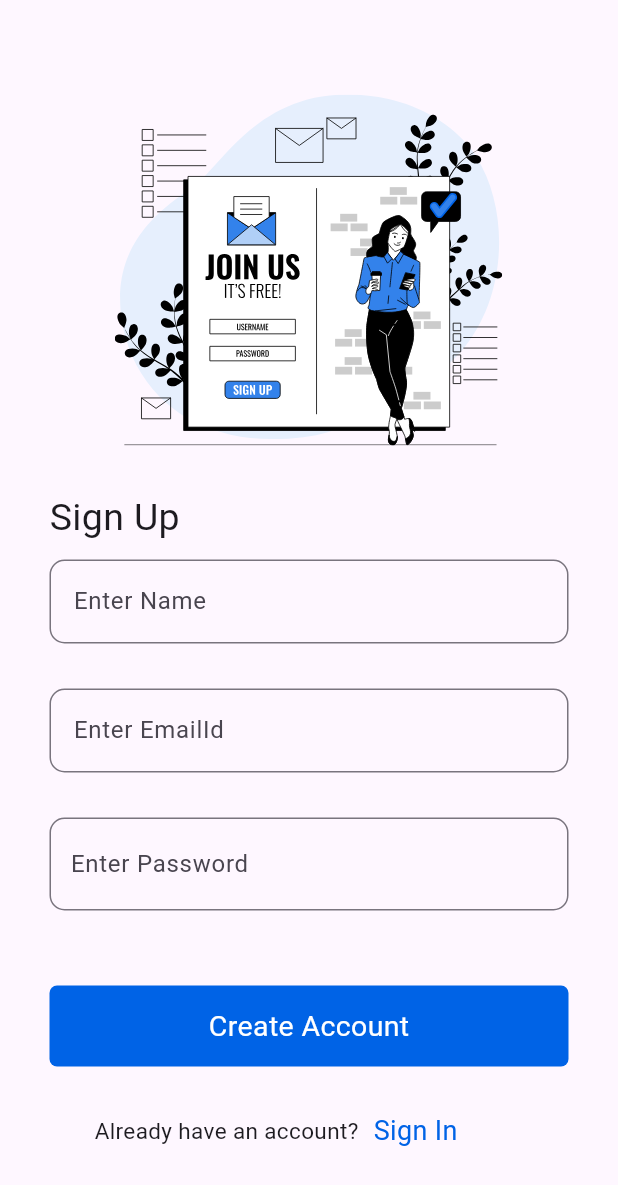
After one commit to aviekhande/counterapp, a Flutter app: the screen it shows after launch, after a tap on "Login", after a tap on "Sign Up", on a phone screen of 412 x 824 dp. The commit adds this screen. Shown: the top 1185 px of the screen. Run offline on Flutter 3.47's test engine with Material 3 defaults, Android fonts, the phone set to English and light mode, and no system bars; our stand-ins replace auto_route, bloc, cloud_firestore, connectivity_plus, dio, equatable and 9 more; accounts and stored records are empty; generated files the repository leaves out were written again; network calls fail.

Commit message:
add google login

```diff
--- a/lib/configs/routes/routes.dart
+++ b/lib/configs/routes/routes.dart
@@ -7,7 +7,9 @@ class AppRouter extends $AppRouter {
  RouteType get defaultRouteType =>const RouteType.adaptive();
   @override
   List<AutoRoute> get routes => [
-    AutoRoute(page: HomeScreenRoute.page,path: "/"),
+     AutoRoute(page: LoginScreenRoute.page, path: "/"),
+     AutoRoute(page: SignUpScreenRoute.page, ),
+    AutoRoute(page: HomeScreenRoute.page),
     AutoRoute(page: ProductScreenRoute.page),
     AutoRoute(page: WishListScreenRoute.page),
   ];
--- a/lib/configs/routes/routes_import.dart
+++ b/lib/configs/routes/routes_import.dart
@@ -1,3 +1,5 @@
 import 'package:auto_route/auto_route.dart';
+import 'package:counterapp/features/auth/presentation/pages/login_screen.dart';
+import 'package:counterapp/features/auth/presentation/pages/signup_screen.dart';
 import "routes_import.gr.dart";
 part 'routes.dart';
--- /dev/null
+++ b/lib/features/auth/domain/usecases/authentication.dart
@@ -0,0 +1,66 @@
+import 'package:cloud_firestore/cloud_firestore.dart';
+import 'package:firebase_auth/firebase_auth.dart';
+import 'package:google_sign_in/google_sign_in.dart';
+
+class AuthMethod {
+  // final FirebaseFirestore _firestore = FirebaseFirestore.instance;
+  final FirebaseAuth _auth = FirebaseAuth.instance;
+  final GoogleSignIn _googleSignIn = GoogleSignIn();
+  // SignUp User
+
+  Future<String> signUpUser({
+    required String email,
+    required String password,
+    required String name,
+  }) async {
+    String res = "Some error Occurred";
+    try {
+      if (email.isNotEmpty || password.isNotEmpty || name.isNotEmpty) {
+        // register user in auth with email and password
+        UserCredential cred = await _auth.createUserWithEmailAndPassword(
+          email: email,
+          password: password,
+        );
+
+        // add user to your  fireStore database
+        // await _fireStore.collection("users").doc(cred.user!.uid).set({
+        //   'name': name,
+        //   'uid': cred.user!.uid,
+        //   'email': email,
+        // });
+        res = "success";
+      }
+    } catch (err) {
+      return err.toString();
+    }
+    return res;
+  }
+
+  // logIn user
+  Future<String> loginUser({
+    required String email,
+    required String password,
+  }) async {
+    String res = "Some error Occurred";
+    try {
+      if (email.isNotEmpty || password.isNotEmpty) {
+        // logging in user with email and password
+        await _auth.signInWithEmailAndPassword(
+          email: email,
+          password: password,
+        );
+        res = "success";
+      } else {
+        res = "Please enter all the fields";
+      }
+    } catch (err) {
+      return err.toString();
+    }
+    return res;
+  }
+
+  // for signOut
+  signOut() async {
+    // await _auth.signOut();
+  }
+}
--- /dev/null
+++ b/lib/features/auth/presentation/pages/login_screen.dart
@@ -0,0 +1,229 @@
+import "package:auto_route/auto_route.dart";
+import "package:counterapp/configs/routes/routes_import.gr.dart";
+import "package:counterapp/features/auth/domain/usecases/google_auth.dart";
+import "package:counterapp/features/auth/presentation/widgets/snackbar.dart";
+import "package:flutter/material.dart";
+import "package:flutter_svg/flutter_svg.dart";
+import "package:google_sign_in/google_sign_in.dart";
+
+import "../../domain/usecases/authentication.dart";
+
+@RoutePage()
+class LoginScreen extends StatefulWidget {
+  const LoginScreen({super.key});
+
+  @override
+  State createState() => _LoginScreenState();
+}
+
+class _LoginScreenState extends State {
+  final TextEditingController emailController = TextEditingController();
+  final TextEditingController passwordController = TextEditingController();
+  final GoogleSignIn _googleSignIn = GoogleSignIn();
+
+  GlobalKey<FormState> validkey = GlobalKey();
+  // List loginData = SignUpState.data;
+  bool isLoading = false;
+  bool unshowpass = true;
+  void checkUserIsLoginOrNot() async {
+    bool isLogin = await _googleSignIn.isSignedIn();
+    if (isLogin) {
+      AutoRouter.of(context).push(const HomeScreenRoute());
+    }
+  }
+
+  Icon toggleicon() {
+    return Icon(
+        unshowpass ? Icons.remove_red_eye_outlined : Icons.remove_red_eye);
+  }
+
+  void loginUser(context) async {
+    setState(() {
+      isLoading = true;
+    });
+    // signUp user using our authMethod
+    String res = await AuthMethod().loginUser(
+        email: emailController.text, password: passwordController.text);
+
+    if (res == "success") {
+      setState(() {
+        isLoading = false;
+      });
+      // navigate to the home screen
+      AutoRouter.of(context).push(const HomeScreenRoute());
+      showSnackBar(context, "Login successful");
+    } else {
+      setState(() {
+        isLoading = false;
+      });
+      // show error
+      showSnackBar(context, res);
+    }
+  }
+
+  @override
+  Widget build(BuildContext context) {
+    return Scaffold(
+      body: SingleChildScrollView(
+        child: Padding(
+          padding: const EdgeInsets.all(33),
+          child: Form(
+            key: validkey,
+            child: Column(
+              crossAxisAlignment: CrossAxisAlignment.start,
+              children: [
+                const SizedBox(
+                  height: 30,
+                ),
+                Center(child: SvgPicture.asset("assets/images/Group 1.svg")),
+                const SizedBox(
+                  height: 30,
+                ),
+                const Text(
+                  "Log In",
+                  textAlign: TextAlign.left,
+                  style: TextStyle(fontSize: 25),
+                ),
+                const SizedBox(
+                  height: 10,
+                ),
+                TextFormField(
+                  controller: emailController,
+                  decoration: InputDecoration(
+                      labelText: "Enter Email",
+                      hintText: "Email",
+                      border: OutlineInputBorder(
+                          borderRadius: BorderRadius.circular(10))),
+                  validator: (value) {
+                    if (value == null || value.isEmpty) {
+                      return "Enter Email";
+                    }
+                    return null;
+                  },
+                ),
+                const SizedBox(
+                  height: 30,
+                ),
+                TextFormField(
+                  obscureText: unshowpass,
+                  obscuringCharacter: "*",
+                  controller: passwordController,
+                  decoration: InputDecoration(
+                    contentPadding: const EdgeInsets.only(
+                        left: 10, bottom: 14, top: 10, right: 10),
+                    suffix: GestureDetector(
+                        onTap: () {
+                          setState(() {
+                            unshowpass = !unshowpass;
+                            toggleicon();
+                          });
+                        },
+                        child: toggleicon()),
+                    labelText: "Enter Password",
+                    hintText: "Password",
+                    border: OutlineInputBorder(
+                        borderRadius: BorderRadius.circular(10)),
+                  ),
+                  validator: (value) {
+                    if (value == null || value.isEmpty) {
+                      return "Enter Password";
+                    }
+                    return null;
+                  },
+                ),
+                const SizedBox(
+                  height: 50,
+                ),
+                GestureDetector(
+                  onTap: () {
+                    loginUser(context);
+                    validkey.currentState!.validate();
+                    if (true) {
+                      // AutoRouter.of(context)
+                      //     .popAndPush(const HomeScreenRoute());
+                    }
+                    // else {
+                    //   ScaffoldMessenger.of(context).showSnackBar(
+                    //       const SnackBar(content: Text("Enter Valid Data")));
+                    // }
+                  },
+                  child: Container(
+                    height: 54,
+                    width: double.infinity,
+                    decoration: BoxDecoration(
+                        borderRadius: BorderRadius.circular(5),
+                        color: const Color(0XFF0063E6)),
+                    child: const Center(
+                      child: Text(
+                        "Login",
+                        style: TextStyle(color: Colors.white, fontSize: 19),
+                      ),
+                    ),
+                  ),
+                ),
+                const SizedBox(
+                  height: 30,
+                ),
+                GestureDetector(
+                  onTap: () async {
+                    var login = await FirebaseServices().signInWithGoogle();
+                    if (login) {
+                      AutoRouter.of(context).push(const HomeScreenRoute());
+                    }
+                  },
+                  child: Container(
+                    height: 40,
+                    width: double.infinity,
+                    decoration: BoxDecoration(
+                        borderRadius: BorderRadius.circular(25),
+                        color: const Color.fromARGB(255, 81, 87, 96)),
+                    child: Row(
+                      mainAxisAlignment: MainAxisAlignment.center,
+                      children: [
+                        SvgPicture.asset(
+                          "assets/images/google.svg",
+                          height: 25,
+                        ),
+                        const SizedBox(
+                          width: 10,
+                        ),
+                        const Text("Continue With Google",
+                            style:
+                                TextStyle(fontSize: 15, color: Colors.white)),
+                      ],
+                    ),
+                  ),
+                ),
+                const SizedBox(
+                  height: 10,
+                ),
+                Row(
+                  mainAxisAlignment: MainAxisAlignment.center,
+                  children: [
+                    const Text("Don't have account?",
+                        style: TextStyle(fontSize: 15)),
+                    const SizedBox(
+                      width: 5,
+                    ),
+                    GestureDetector(
+                      onTap: () {
+                        AutoRouter.of(context).push(const SignUpScreenRoute());
+                        emailController.clear();
+                        passwordController.clear();
+                      },
+                      child: const Text(
+                        "Sign Up",
+                        style:
+                            TextStyle(color: Color(0XFF0063E6), fontSize: 17),
+                      ),
+                    )
+                  ],
+                )
+              ],
+            ),
+          ),
+        ),
+      ),
+    );
+  }
+}
--- /dev/null
+++ b/lib/features/auth/presentation/pages/signup_screen.dart
@@ -0,0 +1,200 @@
+import 'package:auto_route/auto_route.dart';
+import 'package:counterapp/configs/routes/routes_import.gr.dart';
+import 'package:counterapp/features/auth/domain/usecases/authentication.dart';
+import 'package:counterapp/features/auth/presentation/widgets/snackbar.dart';
+import "package:flutter/material.dart";
+import 'package:flutter_svg/flutter_svg.dart';
+
+@RoutePage()
+class SignUpScreen extends StatefulWidget {
+  const SignUpScreen({super.key});
+  @override
+  State createState() => SignUpState();
+}
+
+class SignUpState extends State {
+  final TextEditingController emailController = TextEditingController();
+  final TextEditingController passwordController = TextEditingController();
+  final TextEditingController nameController = TextEditingController();
+
+  GlobalKey<FormState> checkkey = GlobalKey();
+  bool isLoading = false;
+
+  void signUpUser() async {
+    // set is loading to true.
+    setState(() {
+      isLoading = true;
+    });
+    // signup user using our authmethod
+    String res = await AuthMethod().signUpUser(
+        email: emailController.text,
+        password: passwordController.text,
+        name: nameController.text);
+    // if string return is success, user has been creaded and navigate to next screen other witse show error.
+    if (res == "success") {
+      setState(() {
+        isLoading = false;
+      });
+      //navigate to the next screen
+      AutoRouter.of(context).push(const HomeScreenRoute());
+      showSnackBar(context, res);
+    } else {
+      setState(() {
+        isLoading = false;
+      });
+      // show error
+      showSnackBar(context, res);
+    }
+  }
+
+  bool unshowpass = true;
+  Widget toggleicon() {
+    return IconButton(
+        onPressed: () {
+          setState(() {
+            unshowpass = !unshowpass;
+          });
+        },
+        icon: unshowpass
+            ? const Icon(Icons.remove_red_eye_outlined)
+            : const Icon(Icons.remove_red_eye));
+  }
+
+  static List data = [];
+  @override
+  Widget build(BuildContext context) {
+    return Scaffold(
+      body: SingleChildScrollView(
+        child: Padding(
+          padding: const EdgeInsets.all(33),
+          child: Form(
+            key: checkkey,
+            child: Column(
+              crossAxisAlignment: CrossAxisAlignment.start,
+              children: [
+                const SizedBox(
+                  height: 30,
+                ),
+                Center(child: SvgPicture.asset("assets/images/Group 2.svg")),
+                const SizedBox(
+                  height: 30,
+                ),
+                const Text(
+                  "Sign Up",
+                  textAlign: TextAlign.left,
+                  style: TextStyle(fontSize: 25),
+                ),
+                const SizedBox(
+                  height: 10,
+                ),
+                TextFormField(
+                  controller: nameController,
+                  decoration: InputDecoration(
+                      labelText: "Enter Name",
+                      hintText: "Enter Name",
+                      border: OutlineInputBorder(
+                          borderRadius: BorderRadius.circular(10))),
+                  validator: (value) {
+                    if (value == null || value.isEmpty) {
+                      return "Enter FistName";
+                    }
+                    return null;
+                  },
+                ),
+                const SizedBox(
+                  height: 30,
+                ),
+                TextFormField(
+                  controller: emailController,
+                  decoration: InputDecoration(
+                      label: const Text("Enter EmailId"),
+                      hintText: "Enter EmailId",
+                      border: OutlineInputBorder(
+                          borderRadius: BorderRadius.circular(10))),
+                  validator: (value) {
+                    if (value == null || value.isEmpty) {
+                      return "Enter EmailId";
+                    }
+                    return null;
+                  },
+                ),
+                const SizedBox(
+                  height: 30,
+                ),
+                TextFormField(
+                  textAlignVertical: TextAlignVertical.top,
+                  obscureText: unshowpass,
+                  controller: passwordController,
+                  decoration: InputDecoration(
+                      contentPadding:
+                          const EdgeInsets.only(left: 10, bottom: 12, top: 2),
+                      suffix: toggleicon(),
+                      labelText: "Enter Password",
+                      hintText: "Enter Password",
+                      border: OutlineInputBorder(
+                          borderRadius: BorderRadius.circular(10))),
+                  validator: (value) {
+                    if (value == null || value.isEmpty) {
+                      return "Enter Password";
+                    }
+                    return null;
+                  },
+                ),
+                const SizedBox(
+                  height: 50,
+                ),
+                GestureDetector(
+                  onTap: () {
+                    if (checkkey.currentState!.validate()) {
+                      signUpUser();
+                    }
+                  },
+                  child: Container(
+                    height: 54,
+                    width: double.infinity,
+                    decoration: BoxDecoration(
+                        borderRadius: BorderRadius.circular(5),
+                        color: const Color(0XFF0063E6)),
+                    child: const Center(
+                      child: Text(
+                        "Create Account",
+                        style: TextStyle(color: Colors.white, fontSize: 19),
+                      ),
+                    ),
+                  ),
+                ),
+                const SizedBox(
+                  height: 30,
+                ),
+                Row(
+                  children: [
+                    const SizedBox(
+                      width: 30,
+                    ),
+                    const Text(
+                      "Already have an account?",
+                      style: TextStyle(fontSize: 15),
+                    ),
+                    const SizedBox(
+                      width: 10,
+                    ),
+                    GestureDetector(
+                      onTap: () {
+                        Navigator.of(context).pop(context);
+                      },
+                      child: const Text(
+                        "Sign In",
+                        style:
+                            TextStyle(color: Color(0XFF0063E6), fontSize: 18),
+                      ),
+                    )
+                  ],
+                )
+              ],
+            ),
+          ),
+        ),
+      ),
+    );
+  }
+}
--- /dev/null
+++ b/lib/features/auth/presentation/widgets/snackbar.dart
@@ -0,0 +1,9 @@
+import 'package:flutter/material.dart';
+
+showSnackBar(BuildContext context, String text) {
+  return ScaffoldMessenger.of(context).showSnackBar(
+    SnackBar(
+      content: Text(text),
+    ),
+  );
+}
--- a/lib/features/product_screen /data/data_sources/remote/getproduct_api.dart
+++ b/lib/features/product_screen /data/data_sources/remote/getproduct_api.dart
@@ -44,7 +44,6 @@ part 'getproduct_api.g.dart';
 //       // for (int i = 0; i < productList.length; i++) {
 //       //   productList1.add(Product.fromJson(productList[i]));
 //       // }
-
 //       return productList1;
 //     } catch (e) {
 //       log("$e");
--- a/lib/main.dart
+++ b/lib/main.dart
@@ -13,13 +13,14 @@ import 'package:path_provider/path_provider.dart';
 void main() async {
   WidgetsFlutterBinding.ensureInitialized();
   await Firebase.initializeApp(
-      options: const FirebaseOptions(
-    apiKey: 'key',
-    appId: 'id',
-    messagingSenderId: 'sendid',
-    projectId: 'myapp',
-    storageBucket: 'myapp-b9yt18.appspot.com',
-  ));
+    options: const FirebaseOptions(
+    apiKey: 'AIzaSyDVmxDCz0N1PmsbezBi1zx3Pk6fnOfMfJk',
+    appId: "1:14163675222:android:e57490d6796b28fc71d3f7",
+    messagingSenderId: 'messagingSenderId',
+    projectId: 'fir-demo-ac8a5',
+    storageBucket: 'fir-demo-ac8a5.appspot.com',
+  )
+  );
   HydratedBloc.storage = await HydratedStorage.build(
     storageDirectory: kIsWeb
         ? HydratedStorage.webStorageDirectory
@@ -28,9 +29,11 @@ void main() async {
   locator();
   runApp(MainApp());
 }
+
 class MainApp extends StatelessWidget {
   MainApp({super.key});
   final _appRouter = AppRouter();
+
   @override
   Widget build(BuildContext context) {
     return MultiBlocProvider(
```
Also changed, not shown: lib/features/auth/domain/usecases/google_auth.dart (added, +37 -0 lines), pubspec.yaml (+11 -2 lines), assets/images/Group 1.svg (added), assets/images/Group 2.svg (added), assets/images/google.svg (added), lib/configs/routes/routes_import.gr.dart, lib/features/product_screen /data/data_sources/remote/getproduct_api.g.dart, pubspec.lock, 3 other files.
